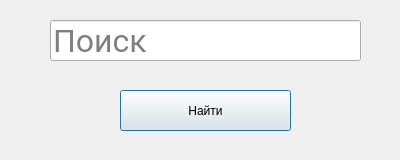
The window that find_dialog.ui (Surrender2k/PyQt6_kinopoisk) describes before a commit, drawn with Qt 5.
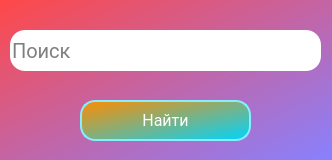
The same window after the commit.

Diff of the .ui file:
```diff
--- a/find_dialog.ui
+++ b/find_dialog.ui
@@ -6,28 +6,77 @@
    <rect>
     <x>0</x>
     <y>0</y>
-    <width>400</width>
+    <width>332</width>
     <height>160</height>
    </rect>
   </property>
   <property name="windowTitle">
    <string>Dialog</string>
   </property>
+  <property name="styleSheet">
+   <string notr="true"/>
+  </property>
+  <widget class="QWidget" name="widget" native="true">
+   <property name="geometry">
+    <rect>
+     <x>0</x>
+     <y>0</y>
+     <width>332</width>
+     <height>160</height>
+    </rect>
+   </property>
+   <property name="styleSheet">
+    <string notr="true">QWidget#widget{
+	background-color: qlineargradient(spread:pad, x1:0, y1:0, x2:1, y2:1, stop:0 rgba(255, 72, 72, 255), stop:1 rgba(136, 129, 255, 255));
+}
+
+QPushButton{
+	
+	background-color: qlineargradient(spread:pad, x1:0, y1:0, x2:1, y2:1, stop:0 rgba(255, 140, 0, 255), stop:1 rgba(0, 212, 255, 255));
+	border: 2px solid #85efff;
+	border-radius: 15px;	
+	color: rgb(255, 255, 255);
+	font-family: roboto;
+	font-size: 16px;
+}
+
+QPushButton:hover{
+	background-color: qlineargradient(spread:pad, x1:0, y1:0, x2:1, y2:1, stop:0 rgba(0, 255, 115, 255), stop:1 rgba(184, 255, 73, 255));
+	border: 2px solid #90ff94;
+}
+
+QLabel{
+	color: rgb(255, 255, 255);
+}
+
+QLineEdit{
+	border-radius: 15px;
+	font-family: roboto;
+	font-size: 20px;
+}
+</string>
+   </property>
   <widget class="QLineEdit" name="findEdit">
    <property name="geometry">
     <rect>
-     <x>50</x>
-     <y>20</y>
+      <x>10</x>
+      <y>30</y>
      <width>311</width>
      <height>41</height>
     </rect>
    </property>
    <property name="font">
     <font>
-     <family>Roboto</family>
-     <pointsize>24</pointsize>
-    </font>
-   </property>
+      <family>roboto</family>
+      <pointsize>-1</pointsize>
+     </font>
+    </property>
+    <property name="cursorPosition">
+     <number>0</number>
+    </property>
+    <property name="dragEnabled">
+     <bool>false</bool>
+    </property>
    <property name="placeholderText">
     <string>Поиск</string>
    </property>
@@ -35,8 +84,8 @@
   <widget class="QPushButton" name="findButton">
    <property name="geometry">
     <rect>
-     <x>120</x>
-     <y>90</y>
+      <x>80</x>
+      <y>100</y>
      <width>171</width>
      <height>41</height>
     </rect>
@@ -44,6 +93,7 @@
    <property name="text">
     <string>Найти</string>
    </property>
+   </widget>
   </widget>
  </widget>
  <resources/>
```
Lines whose indentation alone changed are shown as unchanged.
